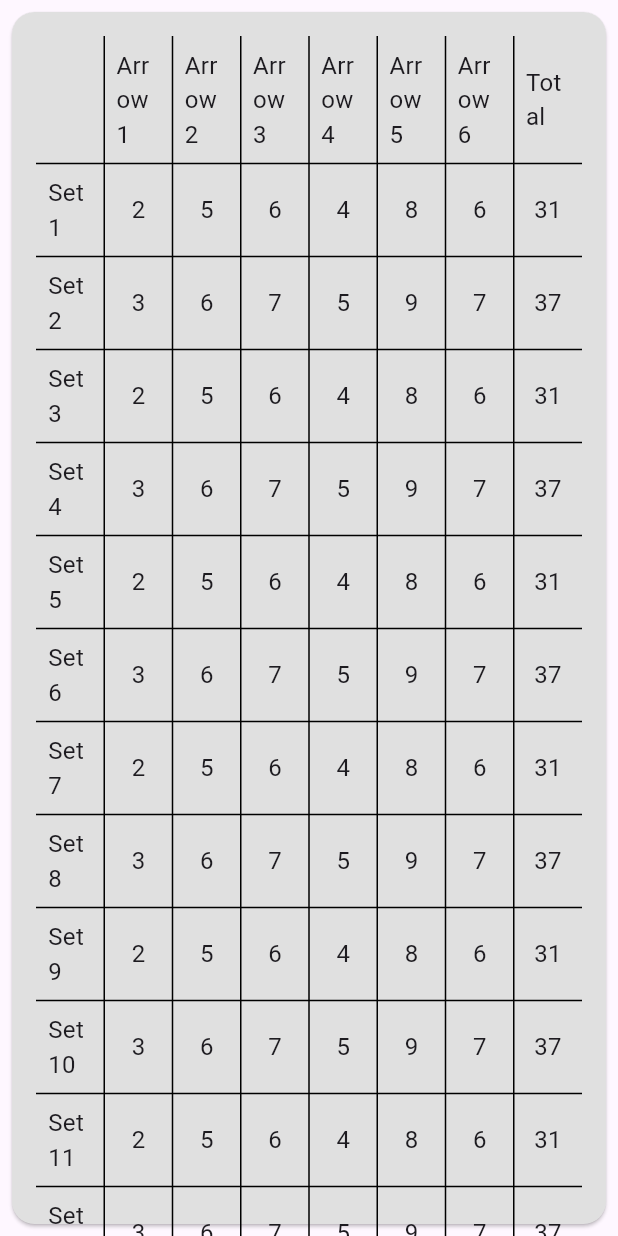
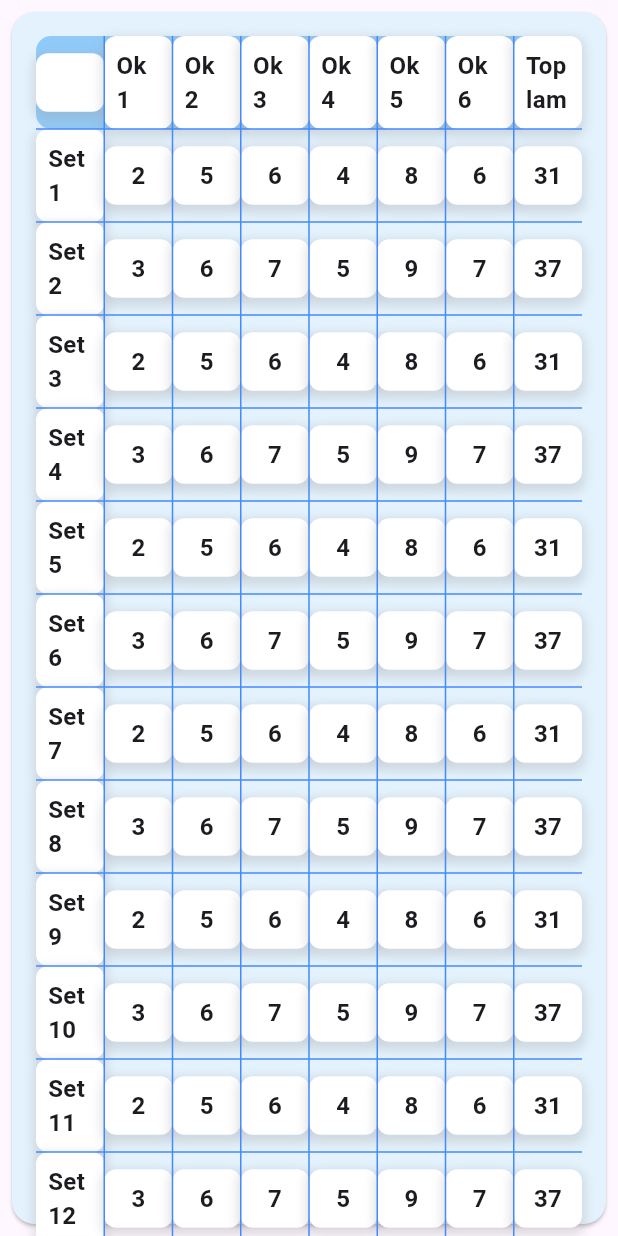
Before and after one commit to kayamustafa33/Capstone, a Flutter app: the ScoreTable widget shown alone on an empty page, opened directly, on a phone screen of 412 x 824 dp. Run offline on Flutter 3.47's test engine with Material 3 defaults, Android fonts, the phone set to English and light mode, and no system bars; our stand-ins replace bloc, equatable, flutter_bloc, fluttertoast, shared_preferences; missing offline and left inert: mysql1; accounts and stored records are empty.

Commit message:
changed the design of table

```diff
--- a/lib/src/views/homeScreen/widgets/ScoreTable.dart
+++ b/lib/src/views/homeScreen/widgets/ScoreTable.dart
@@ -5,8 +5,12 @@ class ScoreTableCell extends StatelessWidget {
   final VoidCallback? onTap;
   final bool? isDetector;
 
-  const ScoreTableCell(
-      {super.key, required this.text, this.onTap, required this.isDetector});
+  const ScoreTableCell({
+    super.key,
+    required this.text,
+    this.onTap,
+    required this.isDetector,
+  });
 
   @override
   Widget build(BuildContext context) {
@@ -14,22 +18,53 @@ class ScoreTableCell extends StatelessWidget {
       return GestureDetector(
         onTap: onTap,
         child: Container(
+          width: 70,
+          height: 70,
           padding: const EdgeInsets.all(8.0),
           alignment: Alignment.center,
+          decoration: BoxDecoration(
+            color: Colors.white,
+            borderRadius: BorderRadius.circular(8),
+            boxShadow: [
+              BoxShadow(
+                color: Colors.grey.withOpacity(0.3),
+                spreadRadius: 2,
+                blurRadius: 5,
+                offset: Offset(0, 3),
+              ),
+            ],
+          ),
           child: Text(
             text,
-            style: const TextStyle(fontSize: 16.0),
+            style: const TextStyle(fontSize: 16.0, fontWeight: FontWeight.bold),
           ),
         ),
       );
     } else {
-      return Container(
-        padding: const EdgeInsets.all(8.0),
-        alignment: Alignment.center,
-        child: Text(
-          text,
-          style: const TextStyle(fontSize: 16.0),
-        ),
+      return Column(
+        children: [
+          Container(
+            padding: const EdgeInsets.all(8.0),
+            alignment: Alignment.center,
+            decoration: BoxDecoration(
+              color: Colors.white,
+              borderRadius: BorderRadius.circular(8),
+              boxShadow: [
+                BoxShadow(
+                  color: Colors.grey.withOpacity(0.3),
+                  spreadRadius: 2,
+                  blurRadius: 5,
+                  offset: Offset(0, 3),
+                ),
+              ],
+            ),
+            child: Text(
+              text,
+              style:
+                  const TextStyle(fontSize: 16.0, fontWeight: FontWeight.bold),
+            ),
+          ),
+        ],
       );
     }
   }
@@ -51,7 +86,7 @@ class ScoreTable extends StatelessWidget {
   Widget build(BuildContext context) {
     return Card(
       margin: const EdgeInsets.all(8),
-      color: Colors.grey[300],
+      color: Colors.blue[50],
       shape: RoundedRectangleBorder(
         borderRadius: BorderRadius.circular(15.0),
       ),
@@ -59,8 +94,8 @@ class ScoreTable extends StatelessWidget {
         padding: const EdgeInsets.all(16.0),
         child: Table(
           border: const TableBorder(
-            horizontalInside: BorderSide(width: 1, color: Colors.black),
-            verticalInside: BorderSide(width: 1, color: Colors.black),
+            horizontalInside: BorderSide(width: 1, color: Colors.blueAccent),
+            verticalInside: BorderSide(width: 1, color: Colors.blueAccent),
             left: BorderSide.none,
             right: BorderSide.none,
           ),
@@ -76,12 +111,15 @@ class ScoreTable extends StatelessWidget {
           defaultVerticalAlignment: TableCellVerticalAlignment.middle,
           children: <TableRow>[
             TableRow(
+              decoration: BoxDecoration(
+                color: Colors.blue[200],
+                borderRadius: BorderRadius.circular(10),
+              ),
               children: <Widget>[
                 ScoreTableCell(text: "", isDetector: isDetector),
                 for (int i = 0; i < 6; i++)
-                  ScoreTableCell(
-                      text: "Arrow ${i + 1}", isDetector: isDetector),
-                ScoreTableCell(text: "Total", isDetector: isDetector),
+                  ScoreTableCell(text: "Ok ${i + 1}", isDetector: isDetector),
+                ScoreTableCell(text: "Toplam", isDetector: isDetector),
               ],
             ),
             for (int i = 0; i < allScores.length; i++)
@@ -111,6 +149,10 @@ class ScoreTable extends StatelessWidget {
                 ],
               ),
             TableRow(
+              decoration: BoxDecoration(
+                color: Colors.blue[100],
+                borderRadius: BorderRadius.circular(10),
+              ),
               children: <Widget>[
                 ScoreTableCell(text: "Toplam", isDetector: isDetector),
                 for (int j = 0; j < 6; j++)
```
